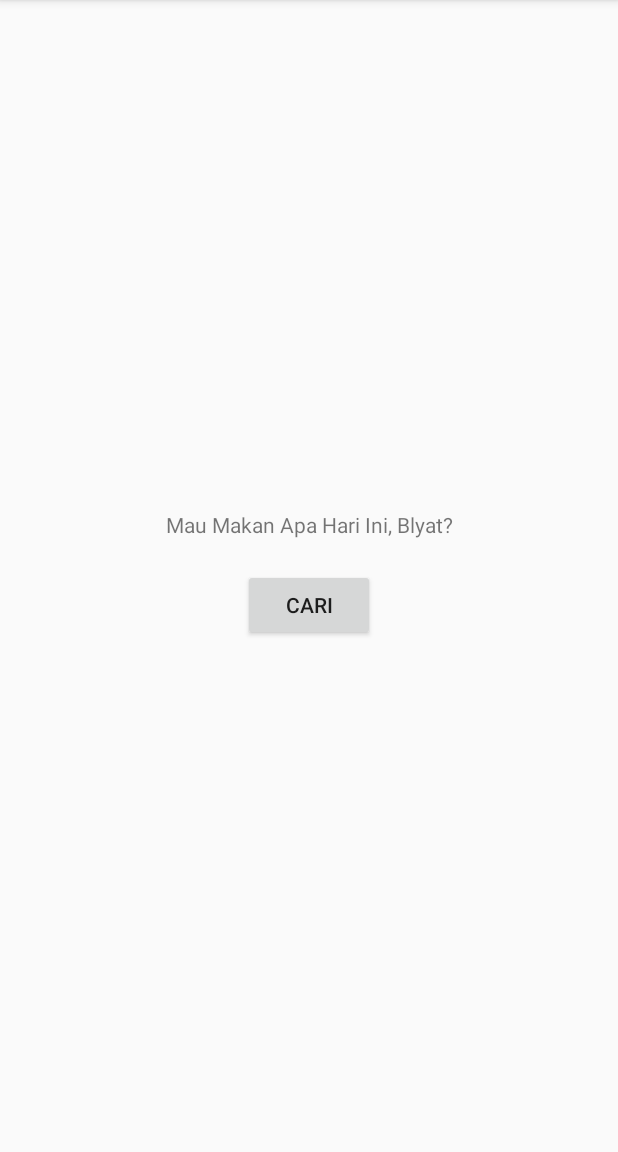
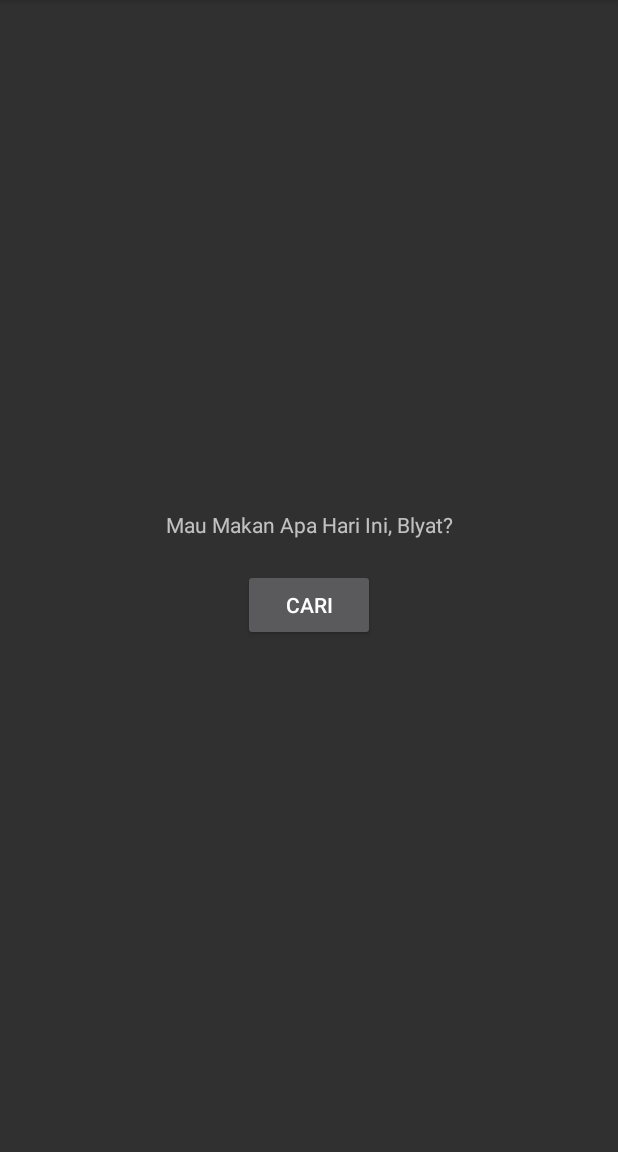
Before and after one commit to yalvih/Tubes_MakanApaHariIni, an Android app: the screen it shows after launch (MainActivity), on a phone screen of 412 x 824 dp, the part 84-1236 px from its top. Run offline under Robolectric (Android 15) with nearby library versions, the phone set to English and light mode, and no system bars.

Commit message:
Implemented dark theme values

```diff
--- a/app/src/main/java/com/example/tubes_makanapahariini/presenter/MainPresenter.java
+++ b/app/src/main/java/com/example/tubes_makanapahariini/presenter/MainPresenter.java
@@ -1,4 +1,5 @@
 package com.example.tubes_makanapahariini.presenter;
+
 import com.example.tubes_makanapahariini.model.Food;
 
 import java.util.ArrayList;
@@ -14,7 +15,7 @@ public class MainPresenter {
         this.ui = ui;
     }
 
-    interface IMainActivity{
+    interface IMainActivity {
         void UpdateList(List<Food> data);
     }
 
@@ -25,7 +26,7 @@ public class MainPresenter {
 //        this.ui.resetAddForm();
     }
 
-    public void loadData(){
+    public void loadData() {
         this.foods.addAll(Arrays.asList(MockFood.foodObjectArr));
         this.ui.UpdateList(this.foods);
     }
--- a/app/src/main/java/com/example/tubes_makanapahariini/presenter/MockFood.java
+++ b/app/src/main/java/com/example/tubes_makanapahariini/presenter/MockFood.java
@@ -1,10 +1,11 @@
 package com.example.tubes_makanapahariini.presenter;
+
 import com.example.tubes_makanapahariini.model.Food;
 
 public class MockFood {
-    public static Food[] foodObjectArr= {
+    public static Food[] foodObjectArr = {
             new Food("Nasi Goreng","pake nasi","nasi,kecap,garam,telur",1),
             new Food("Mie Goreng","pake mie","mie,kecap,udang,sayur",2),
-            new Food("Indomie","pake nasi","mie indomie,telur,nasi putih",3),
+            new Food("Indomie","pake nasi","mie indomie,telur,nasi putih",3)
     };
 }
--- a/app/src/main/java/com/example/tubes_makanapahariini/view/MainActivity.java
+++ b/app/src/main/java/com/example/tubes_makanapahariini/view/MainActivity.java
@@ -1,4 +1,9 @@
 package com.example.tubes_makanapahariini.view;
+
+import android.os.Bundle;
+import android.view.View;
+import android.widget.ListView;
+import android.widget.TextView;
 
 import androidx.appcompat.app.ActionBarDrawerToggle;
 import androidx.appcompat.app.AppCompatActivity;
@@ -6,11 +11,6 @@ import androidx.appcompat.widget.Toolbar;
 import androidx.drawerlayout.widget.DrawerLayout;
 import androidx.fragment.app.FragmentManager;
 import androidx.fragment.app.FragmentTransaction;
-
-import android.os.Bundle;
-import android.view.View;
-import android.widget.ListView;
-import android.widget.TextView;
 
 import com.example.tubes_makanapahariini.R;
 import com.example.tubes_makanapahariini.databinding.ActivityMainBinding;
@@ -31,6 +31,7 @@ public class MainActivity extends AppCompatActivity implements FragmentListener
     @Override
     protected void onCreate(Bundle savedInstanceState) {
         super.onCreate(savedInstanceState);
+        setTheme(R.style.AppThemeDark);
         this.bind = ActivityMainBinding.inflate(getLayoutInflater());
         View view = this.bind.getRoot();
         setContentView(view);
--- a/app/src/main/java/com/example/tubes_makanapahariini/view/MainMenu.java
+++ b/app/src/main/java/com/example/tubes_makanapahariini/view/MainMenu.java
@@ -13,7 +13,7 @@ import com.example.tubes_makanapahariini.R;
 
 //MENU LIST PAGE WITH EDIT BUTTON
 
-public class MainMenu extends Fragment implements ViewGroup.OnClickListener{
+public class MainMenu extends Fragment implements ViewGroup.OnClickListener {
     ListView listView;
     FragmentListener fragmentListener;
 
--- a/app/src/main/res/drawable/ripple_effect.xml
+++ b/app/src/main/res/drawable/ripple_effect_light.xml
@@ -1,5 +1,5 @@
 <?xml version="1.0" encoding="UTF-8"?>
-<ripple android:color="#33000000" xmlns:android="http://schemas.android.com/apk/res/android">
+<ripple android:color="#BCBCBC" xmlns:android="http://schemas.android.com/apk/res/android">
     <item>
         <shape>
             <solid android:color="#FFFFFF"/>
--- a/app/src/main/res/values/colors.xml
+++ b/app/src/main/res/values/colors.xml
@@ -3,4 +3,8 @@
     <color name="colorPrimary">#6200EE</color>
     <color name="colorPrimaryDark">#3700B3</color>
     <color name="colorAccent">#03DAC5</color>
+    <color name="fragment_bg_light">#FFFFFF</color>
+    <color name="fragment_bg_dark">#383838</color>
+    <color name="ripple_color_light">#F6F6F6</color>
+    <color name="ripple_color_dark">#666666</color>
 </resources>
--- a/app/src/main/res/values/strings.xml
+++ b/app/src/main/res/values/strings.xml
@@ -2,8 +2,6 @@
     <string name="app_name">Tubes_MakanApaHariIni</string>
     <string name="main_caption">Mau Makan Apa Hari Ini, Blyat?</string>
     <string name="main_search">CARI</string>
-    <string name="settings_text_theme">Enable Dark Theme</string>
-    <string name="settings_button_theme">DARK THEME</string>
     <string name="open_drawer">Drawer opened!</string>
     <string name="close_drawer">Drawer closed!</string>
     <string name="left_drawer_home">Home</string>
@@ -11,4 +9,7 @@
     <string name="left_drawer_menu">Menu</string>
     <string name="left_drawer_settings">Settings</string>
     <string name="left_drawer_exit">Exit</string>
+    <string name="menu_title">Menu</string>
+    <string name="settings_text_theme">Enable Dark Theme</string>
+    <string name="settings_button_theme">DARK THEME</string>
 </resources>
--- a/app/src/main/res/values/styles.xml
+++ b/app/src/main/res/values/styles.xml
@@ -5,8 +5,22 @@
         <item name="colorPrimary">@color/colorPrimary</item>
         <item name="colorPrimaryDark">@color/colorPrimaryDark</item>
         <item name="colorAccent">@color/colorAccent</item>
+        <item name="fragmentBackground">@color/fragment_bg_light</item>
+        <item name="rippleEffectTheme">@drawable/ripple_effect_light</item>
+        <item name="rippleEffect">@color/ripple_color_light</item>
         <item name="windowActionBar">false</item>
         <item name="windowNoTitle">true</item>
     </style>
 
+    <style name="AppThemeDark" parent="Theme.AppCompat">
+        <!-- Customize your theme here. -->
+        <item name="colorPrimary">@color/colorPrimary</item>
+        <item name="colorPrimaryDark">@color/colorPrimaryDark</item>
+        <item name="colorAccent">@color/colorAccent</item>
+        <item name="fragmentBackground">@color/fragment_bg_dark</item>
+        <item name="rippleEffectTheme">@drawable/ripple_effect_dark</item>
+        <item name="rippleEffect">@color/ripple_color_dark</item>
+        <item name="windowActionBar">false</item>
+        <item name="windowNoTitle">true</item>
+    </style>
 </resources>
```
Also changed, not shown: app/src/main/java/com/example/tubes_makanapahariini/view/SettingsFragment.java (+7 -1 lines), app/src/main/res/layout/fragment_left.xml (+11 -11 lines), app/src/main/res/layout/main_menu.xml (+11 -33 lines).
